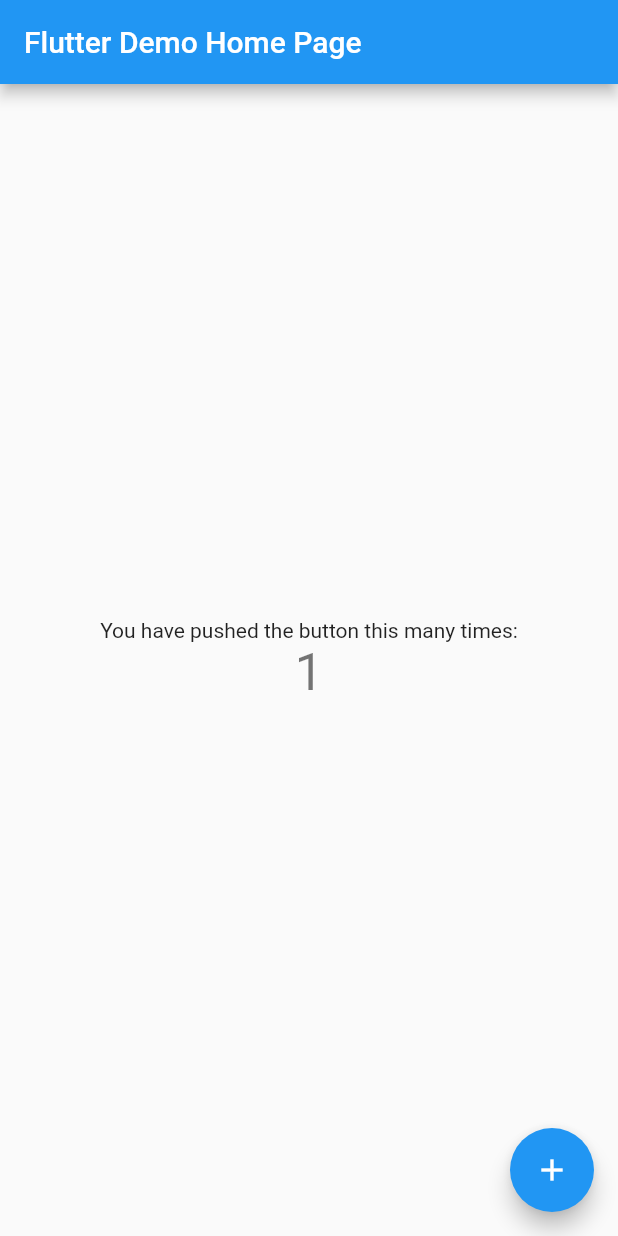
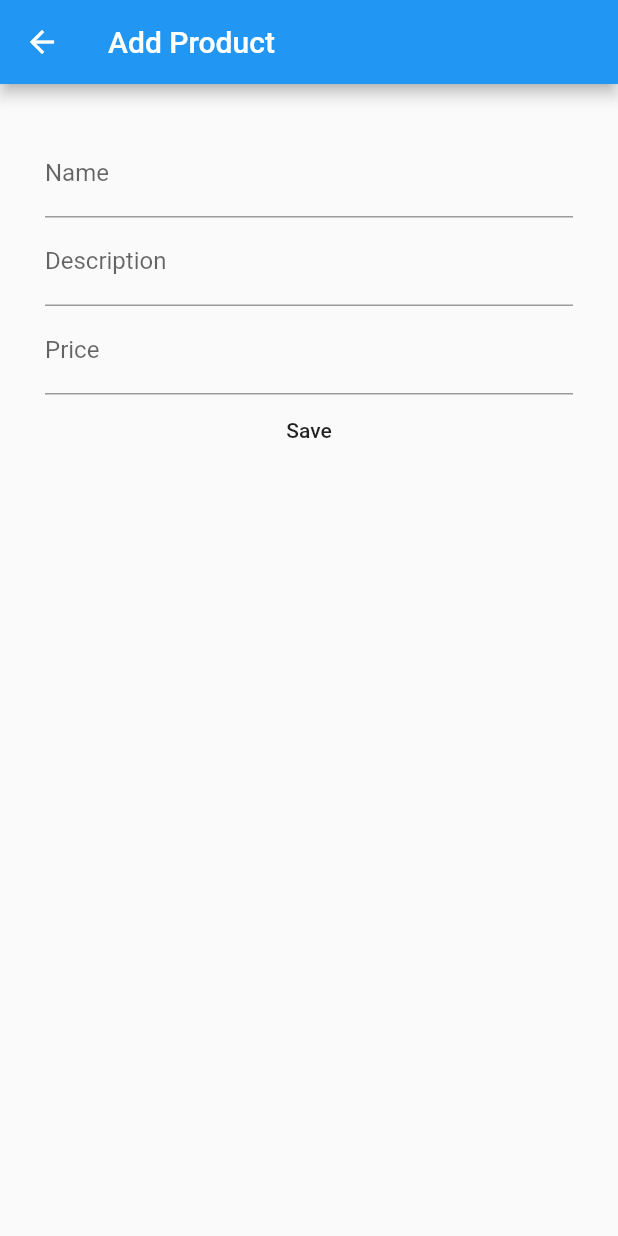
Before and after one commit to muhammetozata/sqflite_app, a Flutter app: the screen it shows after launch, after a tap on the "add" icon, on a phone screen of 412 x 824 dp. Run offline on Flutter 3.47's test engine with Material 2 defaults, Android fonts, the phone set to English and light mode, and no system bars; our stand-ins replace sqflite; accounts and stored records are empty.

Commit message:
Sqlite example

```diff
--- /dev/null
+++ b/lib/data/SqlDatabase.dart
@@ -0,0 +1,55 @@
+import 'dart:async';
+
+import 'package:path/path.dart';
+import 'package:sqflite/sqflite.dart';
+import 'package:sqflite_app/models/Product.dart';
+
+class SqlDatabase {
+  Database _db;
+
+  Future<Database> get db async {
+    if (_db == null) {
+      _db = await initDatabase();
+    }
+    return _db;
+  }
+
+  Future<Database> initDatabase() async {
+    String dbPath = join(await getDatabasesPath(), "sqflite.db");
+    var openDB = openDatabase(dbPath, version: 1, onCreate: createDb);
+    return openDB;
+  }
+
+  FutureOr<void> createDb(Database db, int version) {
+    db.execute(
+        "CREATE TABLE products (id integer primary key, name text, description text, unitPrice integer) ");
+  }
+
+  Future<List<Product>> getProducts() async {
+    Database db = await this.db;
+    var results = await db.query("products");
+
+    return List.generate(results.length, (index) {
+      return Product.fromObject(results[index]);
+    });
+  }
+
+  Future<int> insert(Product product) async {
+    Database db = await this.db;
+    var result = await db.insert("products", product.toMap());
+    return result;
+  }
+
+  Future<int> delete(int id) async {
+    Database db = await this.db;
+    var result = await db.rawDelete("DELETE FROM products WHERE id=?", [id]);
+    return result;
+  }
+
+  Future<int> update(Product product) async {
+    Database db = await this.db;
+    var result = db.update("products", product.toMap(),
+        where: "id=?", whereArgs: [product.id]);
+    return result;
+  }
+}
--- a/lib/main.dart
+++ b/lib/main.dart
@@ -1,4 +1,5 @@
 import 'package:flutter/material.dart';
+import 'package:sqflite_app/screens/ProductList.dart';
 
 void main() {
   runApp(MyApp());
@@ -11,103 +12,9 @@
     return MaterialApp(
       title: 'Flutter Demo',
       theme: ThemeData(
-        // This is the theme of your application.
-        //
-        // Try running your application with "flutter run". You'll see the
-        // application has a blue toolbar. Then, without quitting the app, try
-        // changing the primarySwatch below to Colors.green and then invoke
-        // "hot reload" (press "r" in the console where you ran "flutter run",
-        // or simply save your changes to "hot reload" in a Flutter IDE).
-        // Notice that the counter didn't reset back to zero; the application
-        // is not restarted.
         primarySwatch: Colors.blue,
       ),
-      home: MyHomePage(title: 'Flutter Demo Home Page'),
+      home: ProductList(),
     );
   }
 }
-
-class MyHomePage extends StatefulWidget {
-  MyHomePage({Key key, this.title}) : super(key: key);
-
-  // This widget is the home page of your application. It is stateful, meaning
-  // that it has a State object (defined below) that contains fields that affect
-  // how it looks.
-
-  // This class is the configuration for the state. It holds the values (in this
-  // case the title) provided by the parent (in this case the App widget) and
-  // used by the build method of the State. Fields in a Widget subclass are
-  // always marked "final".
-
-  final String title;
-
-  @override
-  _MyHomePageState createState() => _MyHomePageState();
-}
-
-class _MyHomePageState extends State<MyHomePage> {
-  int _counter = 0;
-
-  void _incrementCounter() {
-    setState(() {
-      // This call to setState tells the Flutter framework that something has
-      // changed in this State, which causes it to rerun the build method below
-      // so that the display can reflect the updated values. If we changed
-      // _counter without calling setState(), then the build method would not be
-      // called again, and so nothing would appear to happen.
-      _counter++;
-    });
-  }
-
-  @override
-  Widget build(BuildContext context) {
-    // This method is rerun every time setState is called, for instance as done
-    // by the _incrementCounter method above.
-    //
-    // The Flutter framework has been optimized to make rerunning build methods
-    // fast, so that you can just rebuild anything that needs updating rather
-    // than having to individually change instances of widgets.
-    return Scaffold(
-      appBar: AppBar(
-        // Here we take the value from the MyHomePage object that was created by
-        // the App.build method, and use it to set our appbar title.
-        title: Text(widget.title),
-      ),
-      body: Center(
-        // Center is a layout widget. It takes a single child and positions it
-        // in the middle of the parent.
-        child: Column(
-          // Column is also a layout widget. It takes a list of children and
-          // arranges them vertically. By default, it sizes itself to fit its
-          // children horizontally, and tries to be as tall as its parent.
-          //
-          // Invoke "debug painting" (press "p" in the console, choose the
-          // "Toggle Debug Paint" action from the Flutter Inspector in Android
-          // Studio, or the "Toggle Debug Paint" command in Visual Studio Code)
-          // to see the wireframe for each widget.
-          //
-          // Column has various properties to control how it sizes itself and
-          // how it positions its children. Here we use mainAxisAlignment to
-          // center the children vertically; the main axis here is the vertical
-          // axis because Columns are vertical (the cross axis would be
-          // horizontal).
-          mainAxisAlignment: MainAxisAlignment.center,
-          children: <Widget>[
-            Text(
-              'You have pushed the button this many times:',
-            ),
-            Text(
-              '$_counter',
-              style: Theme.of(context).textTheme.headline4,
-            ),
-          ],
-        ),
-      ),
-      floatingActionButton: FloatingActionButton(
-        onPressed: _incrementCounter,
-        tooltip: 'Increment',
-        child: Icon(Icons.add),
-      ), // This trailing comma makes auto-formatting nicer for build methods.
-    );
-  }
-}
--- /dev/null
+++ b/lib/models/Product.dart
@@ -0,0 +1,29 @@
+class Product {
+  int id;
+  String name;
+  String description;
+  int unitPrice;
+
+  Product({this.name, this.description, this.unitPrice});
+  Product.withId({this.id, this.name, this.description, this.unitPrice});
+
+  Map<String, dynamic> toMap() {
+    var map = Map<String, dynamic>();
+
+    map["name"] = name;
+    map["description"] = description;
+    map["unitPrice"] = unitPrice;
+
+    if (id != null) {
+      map["id"] = id;
+    }
+    return map;
+  }
+
+  Product.fromObject(dynamic d) {
+    this.id = d["id"];
+    this.name = d["name"];
+    this.description = d["description"];
+    this.unitPrice = d["unitPrice"];
+  }
+}
--- /dev/null
+++ b/lib/screens/ProductAdd.dart
@@ -0,0 +1,84 @@
+import 'package:flutter/material.dart';
+import 'package:sqflite_app/data/SqlDatabase.dart';
+import 'package:sqflite_app/models/Product.dart';
+
+class ProductAdd extends StatefulWidget {
+  @override
+  State<StatefulWidget> createState() {
+    return _ProductAddState();
+  }
+}
+
+class _ProductAddState extends State {
+  var db = SqlDatabase();
+
+  var _productNameController = TextEditingController();
+  var _productDescriptionController = TextEditingController();
+  var _productUnitPriceController = TextEditingController();
+
+  @override
+  Widget build(BuildContext context) {
+    return Scaffold(
+      appBar: AppBar(
+        title: Text("Add Product"),
+      ),
+      body: Padding(
+        padding: const EdgeInsets.all(30.0),
+        child: Column(
+          children: [
+            buildProductName(),
+            buildProductDescription(),
+            buildProductUnitPrice(),
+            buildProductSave(),
+          ],
+        ),
+      ),
+    );
+  }
+
+  TextField buildProductName() {
+    return TextField(
+      controller: _productNameController,
+      decoration: InputDecoration(
+        labelText: "Name",
+      ),
+    );
+  }
+
+  TextField buildProductDescription() {
+    return TextField(
+      controller: _productDescriptionController,
+      decoration: InputDecoration(
+        labelText: "Description",
+      ),
+    );
+  }
+
+  TextField buildProductUnitPrice() {
+    return TextField(
+      controller: _productUnitPriceController,
+      decoration: InputDecoration(
+        labelText: "Price",
+      ),
+    );
+  }
+
+  FlatButton buildProductSave() {
+    return FlatButton(
+      onPressed: () {
+        addProduct();
+      },
+      child: Text("Save"),
+    );
+  }
+
+  addProduct() async {
+    await db.insert(Product(
+      name: _productNameController.text,
+      description: _productDescriptionController.text,
+      unitPrice: int.parse(_productUnitPriceController.text),
+    ));
+
+    Navigator.pop(context, true);
+  }
+}
--- /dev/null
+++ b/lib/screens/ProductList.dart
@@ -0,0 +1,99 @@
+import 'package:flutter/material.dart';
+import 'package:sqflite_app/data/SqlDatabase.dart';
+import 'package:sqflite_app/models/Product.dart';
+import 'package:sqflite_app/screens/ProductAdd.dart';
+import 'package:sqflite_app/screens/ProductDetail.dart';
+
+class ProductList extends StatefulWidget {
+  @override
+  State<StatefulWidget> createState() {
+    return _ProductListState();
+  }
+}
+
+class _ProductListState extends State<ProductList> {
+  var db = SqlDatabase();
+  List<Product> products;
+  int productCount = 0;
+
+  @override
+  void initState() {
+    getProducts();
+
+    super.initState();
+  }
+
+  @override
+  Widget build(BuildContext context) {
+    return Scaffold(
+      appBar: AppBar(
+        title: Text("Product List"),
+      ),
+      body: buildProductListView(),
+      floatingActionButton: buildProductAddScreen(),
+    );
+  }
+
+  ListView buildProductListView() {
+    return ListView.builder(
+      itemCount: productCount,
+      itemBuilder: (BuildContext context, int index) {
+        return Card(
+          color: Colors.amber[400],
+          child: ListTile(
+            leading:
+                CircleAvatar(backgroundColor: Colors.black12, child: Text("P")),
+            title: Text(products[index].name),
+            subtitle: Row(
+              mainAxisAlignment: MainAxisAlignment.spaceBetween,
+              children: [
+                Text(products[index].description),
+                Text(products[index].unitPrice.toString() + " TL"),
+              ],
+            ),
+            onTap: () {
+              gotoProductDetail(products[index]);
+            },
+          ),
+        );
+      },
+    );
+  }
+
+  void getProducts() {
+    db.getProducts().then((data) {
+      setState(() {
+        products = data;
+        productCount = data.length;
+      });
+    });
+  }
+
+  Widget buildProductAddScreen() {
+    return FloatingActionButton(
+      onPressed: () {
+        gotoProductAdd();
+      },
+      child: Icon(Icons.add),
+      backgroundColor: Colors.greenAccent,
+    );
+  }
+
+  void gotoProductAdd() async {
+    bool result = await Navigator.push(
+        context, MaterialPageRoute(builder: (context) => ProductAdd()));
+
+    if (result != null) {
+      getProducts();
+    }
+  }
+
+  void gotoProductDetail(Product product) async {
+    bool result = await Navigator.push(context,
+        MaterialPageRoute(builder: (context) => ProductDetail(product)));
+
+    if (result != null) {
+      getProducts();
+    }
+  }
+}
--- a/pubspec.yaml
+++ b/pubspec.yaml
@@ -28,6 +28,7 @@
   # The following adds the Cupertino Icons font to your application.
   # Use with the CupertinoIcons class for iOS style icons.
   cupertino_icons: ^1.0.1
+  sqflite: ^1.3.2+2
 
 dev_dependencies:
   flutter_test:
```
Also changed, not shown: lib/screens/ProductDetail.dart (added, +115 -0 lines), pubspec.lock.
